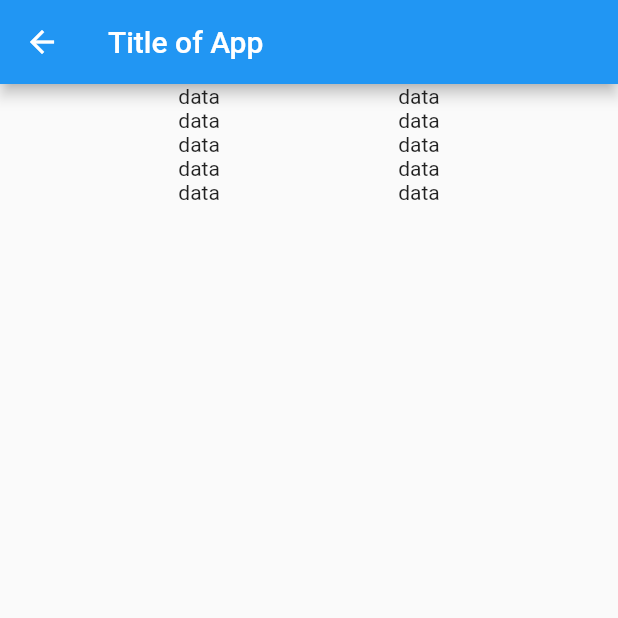
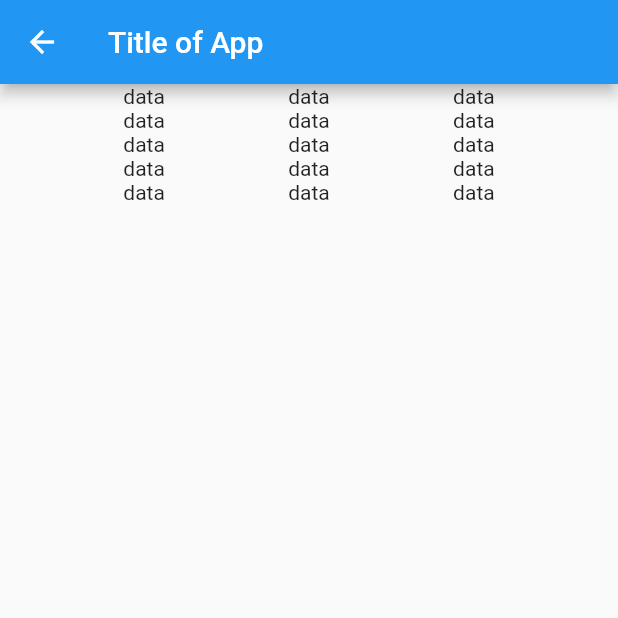
Before and after one commit to AidenDudley/OusseynouHelp, a Flutter app: the TestForm screen opened directly, on a phone screen of 412 x 824 dp, the top half of it. Run offline on Flutter 3.47's test engine with Material 2 defaults, Android fonts, the phone set to English and light mode, and no system bars.

Commit message:
hesten homepage

```diff
--- a/lib/form.dart
+++ b/lib/form.dart
@@ -32,6 +32,16 @@ class TestForm extends StatelessWidget {
                 ],
               ),
             ),
+            SizedBox(
+                child: Column(
+              children: <Widget>[
+                Text('data'),
+                Text('data'),
+                Text('data'),
+                Text('data'),
+                Text('data'),
+              ],
+            ))
           ],
         ));
   }
```
